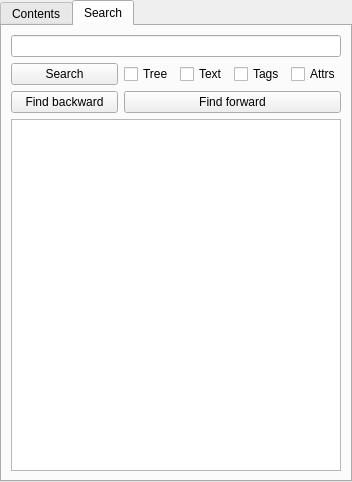
Old version of the form src/gui/slnpanel.ui in the repository NeoProgramming/NeoPad.
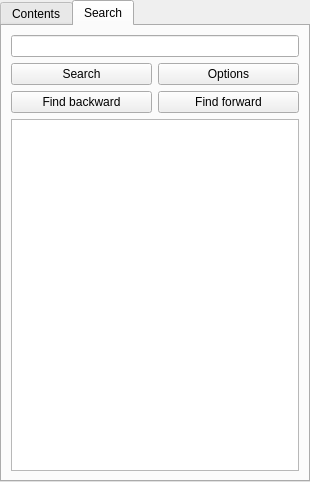
New version of the form. The open tabs and pages were chosen to show the change. Custom widgets are drawn as their Qt base class.

Commit message: search ui: checkboxes replaced by button with context menu

Patch:
```diff
--- a/src/gui/slnpanel.ui
+++ b/src/gui/slnpanel.ui
@@ -8,7 +8,7 @@
    <rect>
     <x>0</x>
     <y>0</y>
-    <width>352</width>
+    <width>310</width>
     <height>482</height>
    </rect>
   </property>
@@ -130,7 +130,31 @@
          <string>Search</string>
         </attribute>
         <layout class="QGridLayout" name="gridLayout">
-         <item row="10" column="0" colspan="7">
+         <item row="0" column="0" colspan="8">
+          <widget class="QLineEdit" name="lineSearch"/>
+         </item>
+         <item row="6" column="4" colspan="4">
+          <widget class="QPushButton" name="pushFindNext">
+           <property name="text">
+            <string>Find forward</string>
+           </property>
+          </widget>
+         </item>
+         <item row="6" column="0" colspan="4">
+          <widget class="QPushButton" name="pushFindPrev">
+           <property name="text">
+            <string>Find backward</string>
+           </property>
+          </widget>
+         </item>
+         <item row="1" column="0" colspan="4">
+          <widget class="QPushButton" name="pushSearch">
+           <property name="text">
+            <string>Search</string>
+           </property>
+          </widget>
+         </item>
+         <item row="10" column="0" colspan="8">
           <widget class="QTreeWidget" name="treeResults">
            <property name="rootIsDecorated">
             <bool>false</bool>
@@ -145,59 +169,10 @@
            </column>
           </widget>
          </item>
-         <item row="0" column="0" colspan="7">
-          <widget class="QLineEdit" name="lineSearch"/>
-         </item>
-         <item row="1" column="6">
-          <layout class="QHBoxLayout" name="horizontalLayout">
-           <item>
-            <widget class="QCheckBox" name="checkTree">
-             <property name="text">
-              <string>Tree</string>
-             </property>
-            </widget>
-           </item>
-           <item>
-            <widget class="QCheckBox" name="checkText">
-             <property name="text">
-              <string>Text</string>
-             </property>
-            </widget>
-           </item>
-           <item>
-            <widget class="QCheckBox" name="checkTags">
-             <property name="text">
-              <string>Tags</string>
-             </property>
-            </widget>
-           </item>
-           <item>
-            <widget class="QCheckBox" name="checkAttrs">
-             <property name="text">
-              <string>Attrs</string>
-             </property>
-            </widget>
-           </item>
-          </layout>
-         </item>
-         <item row="6" column="6">
-          <widget class="QPushButton" name="pushFindNext">
+         <item row="1" column="4" colspan="4">
+          <widget class="QPushButton" name="pushOptions">
            <property name="text">
-            <string>Find forward</string>
-           </property>
-          </widget>
-         </item>
-         <item row="1" column="0" colspan="6">
-          <widget class="QPushButton" name="pushSearch">
-           <property name="text">
-            <string>Search</string>
-           </property>
-          </widget>
-         </item>
-         <item row="6" column="0" colspan="6">
-          <widget class="QPushButton" name="pushFindPrev">
-           <property name="text">
-            <string>Find backward</string>
+            <string>Options</string>
            </property>
           </widget>
          </item>
```
The commit also changes 5 other files.
